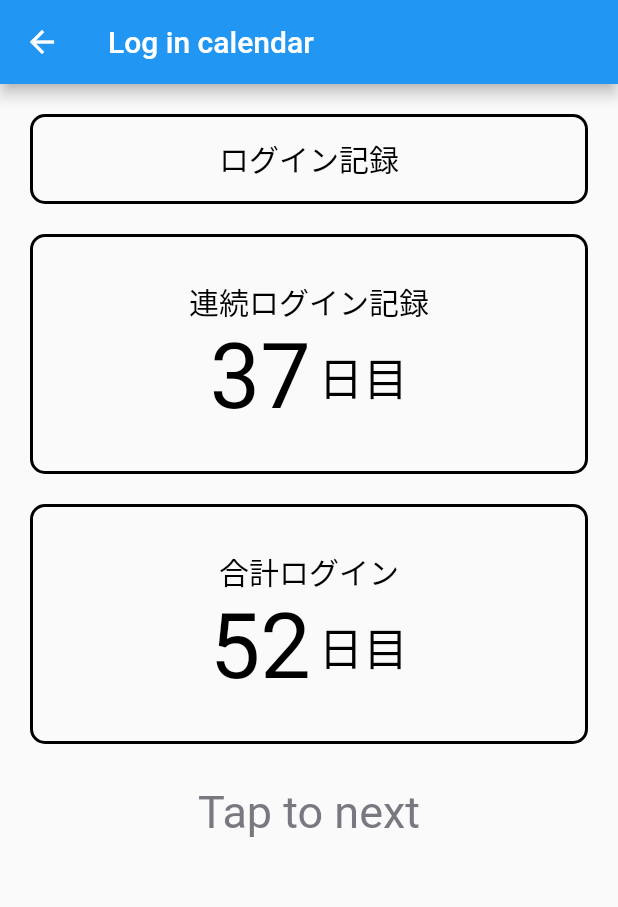
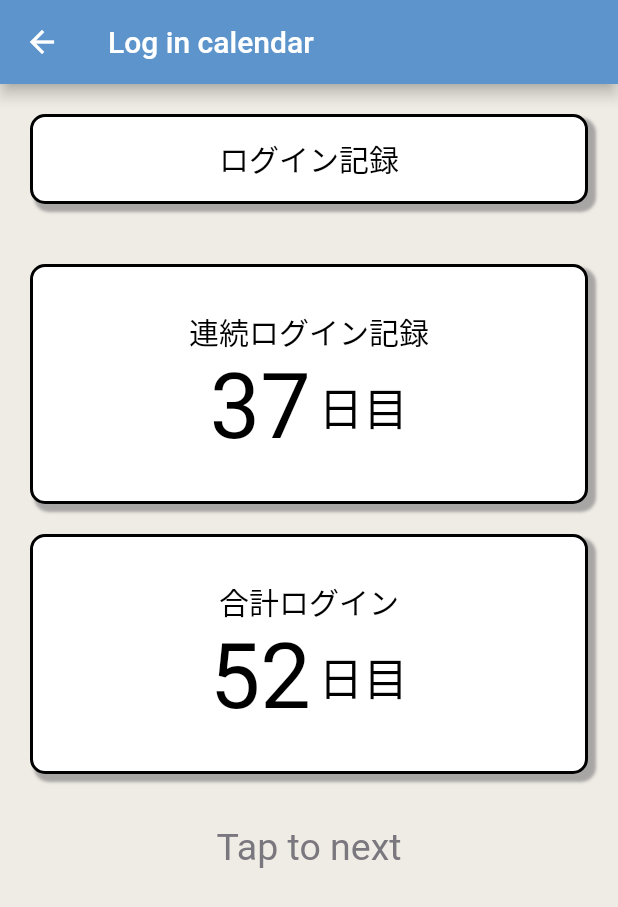
Before and after one commit to porink0424/benesse_hackathon, a Flutter app: the Login screen opened by its route, on a phone screen of 412 x 824 dp. Shown: the top 907 px of the screen. Run offline on Flutter 3.47's test engine with Material 2 defaults, Android fonts, the phone set to English and light mode, and no system bars.

Commit message:
fix: レイアウト変更(影の追加)

```diff
--- a/lib/pages/Login.dart
+++ b/lib/pages/Login.dart
@@ -7,8 +7,9 @@ class Login extends StatelessWidget {
     return Scaffold(
       appBar: AppBar(
         title: const Text('Log in calendar'),
+        backgroundColor: const Color(0xFF5C94CB),
       ),
-      // backgroundColor: const Color(0xF3E9D9FF),
+      backgroundColor: const Color(0xFFEEECE4),
       body: Column(
         children: [
           Container(
@@ -18,6 +19,14 @@ class Login extends StatelessWidget {
             decoration: BoxDecoration(
               borderRadius: BorderRadius.circular(10),
               border: Border.all(color: Colors.black, width: 2),
+              color: Colors.white,
+              boxShadow: const [
+                BoxShadow(
+                    color: Color(0xFFA8A5A5),
+                    blurRadius: 1.0,
+                    spreadRadius: 1.0,
+                    offset: Offset(4, 4))
+              ],
             ),
             child: const Column(
               mainAxisAlignment: MainAxisAlignment.center,
@@ -36,10 +45,18 @@ class Login extends StatelessWidget {
           Container(
             width: double.infinity,
             height: 160,
-            margin: EdgeInsets.only(top: 20, left: 20 ,right: 20),
+            margin: EdgeInsets.only(top: 40, left: 20 ,right: 20),
             decoration: BoxDecoration(
               borderRadius: BorderRadius.circular(10),
               border: Border.all(color: Colors.black, width: 2),
+              color: Colors.white,
+              boxShadow: const [
+                BoxShadow(
+                    color: Color(0xFFA8A5A5),
+                    blurRadius: 1.0,
+                    spreadRadius: 1.0,
+                    offset: Offset(4, 4))
+              ],
             ),
             child: const Column(
               mainAxisAlignment: MainAxisAlignment.center,
@@ -86,6 +103,14 @@ class Login extends StatelessWidget {
             decoration: BoxDecoration(
               borderRadius: BorderRadius.circular(10),
               border: Border.all(color: Colors.black, width: 2),
+              color: Colors.white,
+              boxShadow: const [
+                BoxShadow(
+                    color: Color(0xFFA8A5A5),
+                    blurRadius: 1.0,
+                    spreadRadius: 1.0,
+                    offset: Offset(4, 4))
+              ],
             ),
             child: const Column(
               mainAxisAlignment: MainAxisAlignment.center,
@@ -129,15 +154,15 @@ class Login extends StatelessWidget {
           Container(
             width: double.infinity,
             // height: 10,
-            margin: EdgeInsets.only(top: 20, left: 20 ,right: 20),
+            margin: EdgeInsets.only(top: 25, left: 20 ,right: 20),
             child: TextButton(
                 onPressed: () {
                   Navigator.pushNamed(context, ROUTE.MYPAGE);
                 },
                 child: Text("Tap to next"),
                 style: TextButton.styleFrom(
-                  textStyle: const TextStyle(fontSize: 30),
-                  foregroundColor: Color(0xF375717A), // foreground
+                  textStyle: const TextStyle(fontSize: 25),
+                  foregroundColor: const Color(0xF375717A),// foreground
                   alignment: Alignment.topCenter,
                 )),
           ),
```
